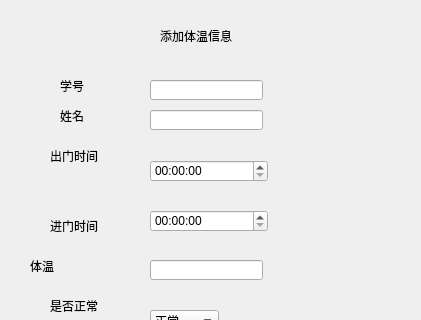
Before: the Qt Designer form admin/admin_addinfo.ui in wo16pao/MS, drawn with Qt 5; both pictures show x 0 to 421 and y 0 to 320 of the 421 by 483 pixel window.
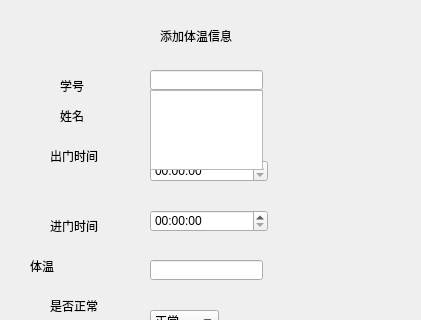
After: the same form once the commit is applied.

Patch:
```diff
--- a/admin/admin_addinfo.ui
+++ b/admin/admin_addinfo.ui
@@ -160,7 +160,7 @@
    <property name="geometry">
     <rect>
      <x>150</x>
-     <y>80</y>
+     <y>70</y>
      <width>113</width>
      <height>20</height>
     </rect>
@@ -255,6 +255,16 @@
     </property>
    </item>
   </widget>
+  <widget class="QListWidget" name="listWidget">
+   <property name="geometry">
+    <rect>
+     <x>150</x>
+     <y>90</y>
+     <width>113</width>
+     <height>80</height>
+    </rect>
+   </property>
+  </widget>
  </widget>
  <resources/>
  <connections/>
```
